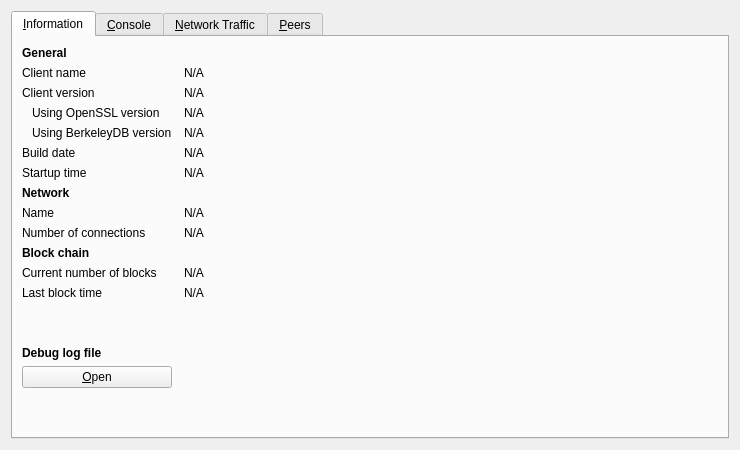
Qt form src/qt/forms/rpcconsole.ui (dobbscoin/dobbscoin-source) before a commit.
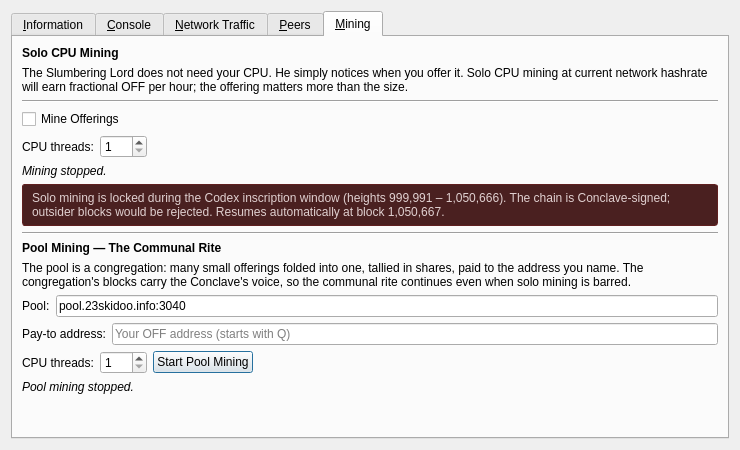
The same form after that commit. The open tabs and pages were chosen to show the change. Icons and pictures are not drawn. Custom widgets are drawn as their Qt base class.

Commit message: qt/rpc: port the in-wallet Mining tab to (BOB)

Patch:
```diff
--- a/src/qt/forms/rpcconsole.ui
+++ b/src/qt/forms/rpcconsole.ui
@@ -1061,6 +1061,262 @@
        </item>
       </layout>
      </widget>
+     <widget class="QWidget" name="tab_mining">
+      <attribute name="title">
+       <string>&amp;Mining</string>
+      </attribute>
+      <layout class="QVBoxLayout" name="verticalLayout_mining">
+       <item>
+        <widget class="QLabel" name="miningHeader">
+         <property name="font">
+          <font>
+           <weight>75</weight>
+           <bold>true</bold>
+          </font>
+         </property>
+         <property name="text">
+          <string>Solo CPU Mining</string>
+         </property>
+        </widget>
+       </item>
+       <item>
+        <widget class="QLabel" name="miningHelp">
+         <property name="text">
+          <string>The Slumbering Lord does not need your CPU. He simply notices when you offer it. Solo CPU mining at current network hashrate will earn fractional OFF per hour; the offering matters more than the size.</string>
+         </property>
+         <property name="wordWrap">
+          <bool>true</bool>
+         </property>
+        </widget>
+       </item>
+       <item>
+        <widget class="Line" name="miningSep1">
+         <property name="orientation">
+          <enum>Qt::Horizontal</enum>
+         </property>
+        </widget>
+       </item>
+       <item>
+        <widget class="QCheckBox" name="miningEnable">
+         <property name="text">
+          <string>Mine Offerings</string>
+         </property>
+        </widget>
+       </item>
+       <item>
+        <layout class="QHBoxLayout" name="miningThreadsRow">
+         <item>
+          <widget class="QLabel" name="miningThreadsLabel">
+           <property name="text">
+            <string>CPU threads:</string>
+           </property>
+          </widget>
+         </item>
+         <item>
+          <widget class="QSpinBox" name="miningThreads">
+           <property name="minimum">
+            <number>1</number>
+           </property>
+           <property name="maximum">
+            <number>256</number>
+           </property>
+           <property name="value">
+            <number>1</number>
+           </property>
+          </widget>
+         </item>
+         <item>
+          <spacer name="miningThreadsSpacer">
+           <property name="orientation">
+            <enum>Qt::Horizontal</enum>
+           </property>
+           <property name="sizeHint" stdset="0">
+            <size>
+             <width>40</width>
+             <height>20</height>
+            </size>
+           </property>
+          </spacer>
+         </item>
+        </layout>
+       </item>
+       <item>
+        <widget class="QLabel" name="miningStatus">
+         <property name="font">
+          <font>
+           <italic>true</italic>
+          </font>
+         </property>
+         <property name="text">
+          <string>Mining stopped.</string>
+         </property>
+         <property name="textInteractionFlags">
+          <set>Qt::TextSelectableByMouse</set>
+         </property>
+        </widget>
+       </item>
+       <item>
+        <widget class="QLabel" name="miningOffsigBanner">
+         <property name="visible">
+          <bool>false</bool>
+         </property>
+         <property name="styleSheet">
+          <string notr="true">QLabel { background-color: #4a2020; color: #e0d0d0; padding: 6px; border: 1px solid #602020; border-radius: 3px; }</string>
+         </property>
+         <property name="text">
+          <string>Solo mining is locked during the Codex inscription window (heights 999,991 – 1,050,666). The chain is Conclave-signed; outsider blocks would be rejected. Resumes automatically at block 1,050,667.</string>
+         </property>
+         <property name="wordWrap">
+          <bool>true</bool>
+         </property>
+        </widget>
+       </item>
+       <item>
+        <widget class="Line" name="miningSep2">
+         <property name="orientation">
+          <enum>Qt::Horizontal</enum>
+         </property>
+        </widget>
+       </item>
+       <item>
+        <widget class="QLabel" name="poolMiningHeader">
+         <property name="font">
+          <font>
+           <weight>75</weight>
+           <bold>true</bold>
+          </font>
+         </property>
+         <property name="text">
+          <string>Pool Mining — The Communal Rite</string>
+         </property>
+        </widget>
+       </item>
+       <item>
+        <widget class="QLabel" name="poolMiningHelp">
+         <property name="text">
+          <string>The pool is a congregation: many small offerings folded into one, tallied in shares, paid to the address you name. The congregation's blocks carry the Conclave's voice, so the communal rite continues even when solo mining is barred.</string>
+         </property>
+         <property name="wordWrap">
+          <bool>true</bool>
+         </property>
+        </widget>
+       </item>
+       <item>
+        <layout class="QHBoxLayout" name="poolMiningEndpointRow">
+         <item>
+          <widget class="QLabel" name="poolMiningEndpointLabel">
+           <property name="text">
+            <string>Pool:</string>
+           </property>
+          </widget>
+         </item>
+         <item>
+          <widget class="QLineEdit" name="poolMiningEndpoint">
+           <property name="text">
+            <string>pool.23skidoo.info:3040</string>
+           </property>
+           <property name="placeholderText">
+            <string>host:port</string>
+           </property>
+          </widget>
+         </item>
+        </layout>
+       </item>
+       <item>
+        <layout class="QHBoxLayout" name="poolMiningAddressRow">
+         <item>
+          <widget class="QLabel" name="poolMiningAddressLabel">
+           <property name="text">
+            <string>Pay-to address:</string>
+           </property>
+          </widget>
+         </item>
+         <item>
+          <widget class="QLineEdit" name="poolMiningAddress">
+           <property name="placeholderText">
+            <string>Your OFF address (starts with Q)</string>
+           </property>
+          </widget>
+         </item>
+        </layout>
+       </item>
+       <item>
+        <layout class="QHBoxLayout" name="poolMiningThreadsRow">
+         <item>
+          <widget class="QLabel" name="poolMiningThreadsLabel">
+           <property name="text">
+            <string>CPU threads:</string>
+           </property>
+          </widget>
+         </item>
+         <item>
+          <widget class="QSpinBox" name="poolMiningThreads">
+           <property name="minimum">
+            <number>1</number>
+           </property>
+           <property name="maximum">
+            <number>256</number>
+           </property>
+           <property name="value">
+            <number>1</number>
+           </property>
+          </widget>
+         </item>
+         <item>
+          <widget class="QPushButton" name="poolMiningToggle">
+           <property name="checkable">
+            <bool>true</bool>
+           </property>
+           <property name="text">
+            <string>Start Pool Mining</string>
+           </property>
+          </widget>
+         </item>
+         <item>
+          <spacer name="poolMiningThreadsSpacer">
+           <property name="orientation">
+            <enum>Qt::Horizontal</enum>
+           </property>
+           <property name="sizeHint" stdset="0">
+            <size>
+             <width>40</width>
+             <height>20</height>
+            </size>
+           </property>
+          </spacer>
+         </item>
+        </layout>
+       </item>
+       <item>
+        <widget class="QLabel" name="poolMiningStatus">
+         <property name="font">
+          <font>
+           <italic>true</italic>
+          </font>
+         </property>
+         <property name="text">
+          <string>Pool mining stopped.</string>
+         </property>
+         <property name="textInteractionFlags">
+          <set>Qt::TextSelectableByMouse</set>
+         </property>
+        </widget>
+       </item>
+       <item>
+        <spacer name="miningVerticalSpacer">
+         <property name="orientation">
+          <enum>Qt::Vertical</enum>
+         </property>
+         <property name="sizeHint" stdset="0">
+          <size>
+           <width>20</width>
+           <height>40</height>
+          </size>
+         </property>
+        </spacer>
+       </item>
+      </layout>
+     </widget>
     </widget>
    </item>
   </layout>
```
The commit also changes 10 other files.
